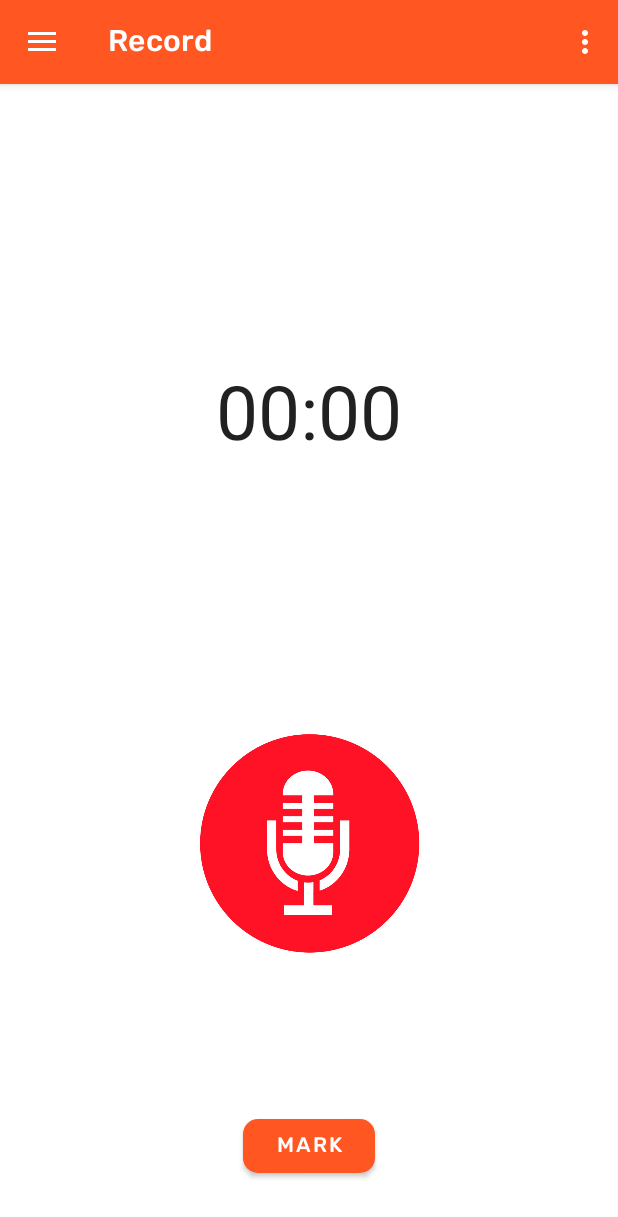
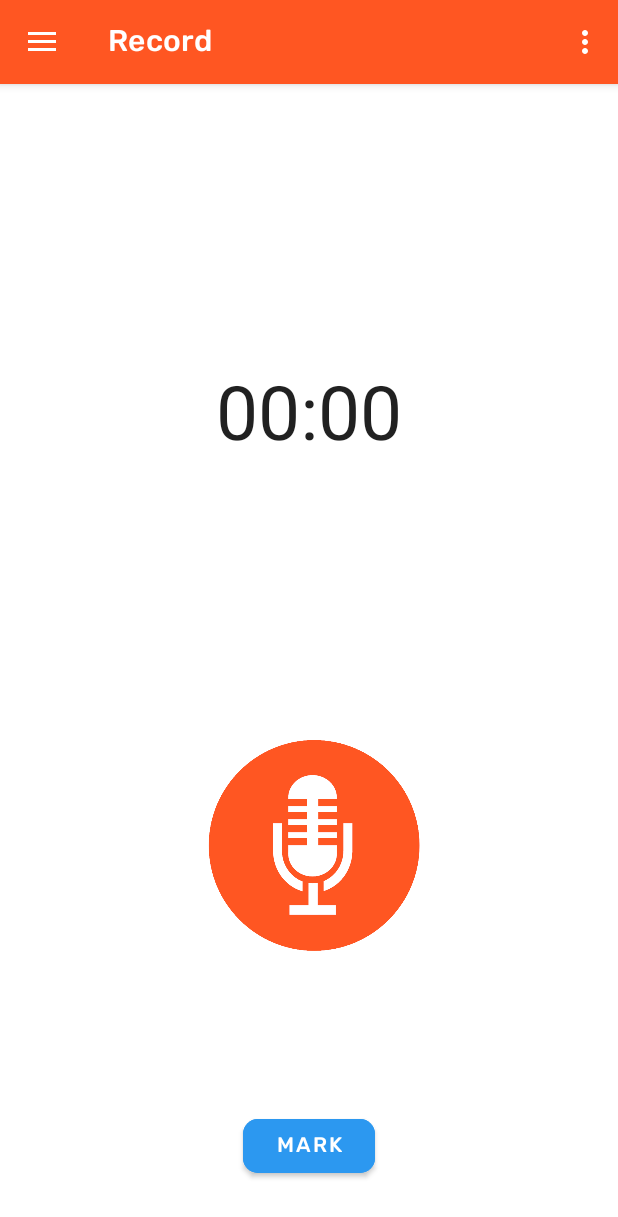
Before and after one commit to UniRegensburg/ase-abschlussprojekte-ws1920-digitales-tonbandgerat-fur-feldstudien, an Android app: the screen it shows after launch (MainActivity), on a phone screen of 412 x 824 dp. Shown: the top 1217 px of the screen. Run offline under Robolectric (Android 15) with nearby library versions, the phone set to English and light mode, and no system bars; our stand-ins replace data binding, navigation-ui; libraries missing offline, so code that uses them is left out: org.jetbrains.anko.

Commit message:
Quick fixes
- Lock app to vertical orientation
- Modify record button to primary colour

```diff
--- a/app/src/main/java/de/ur/mi/audidroid/viewmodels/RecordViewModel.kt
+++ b/app/src/main/java/de/ur/mi/audidroid/viewmodels/RecordViewModel.kt
@@ -5,7 +5,6 @@ import android.media.MediaRecorder
 import android.os.SystemClock
 import android.widget.Chronometer
 import android.widget.FrameLayout
-import android.widget.Toast
 import androidx.lifecycle.ViewModel
 import com.google.android.material.snackbar.Snackbar
 import de.ur.mi.audidroid.R
--- a/app/src/main/res/layout/record_fragment.xml
+++ b/app/src/main/res/layout/record_fragment.xml
@@ -56,7 +56,7 @@
                     android:id="@+id/cancel_button"
                     android:layout_width="wrap_content"
                     android:layout_height="match_parent"
-                    android:layout_weight="0.3"
+                    android:layout_weight="0.4"
                     android:background="@null"
                     android:contentDescription="@string/cancel_button"
                     android:src="@mipmap/cancel_button_foreground"
@@ -67,19 +67,19 @@
                     android:id="@+id/record_pause_button"
                     android:layout_width="133dp"
                     android:layout_height="wrap_content"
-                    android:layout_weight="0.4"
+                    android:layout_weight="0.3"
                     android:adjustViewBounds="true"
                     android:background="@null"
                     android:contentDescription="@string/record_pause_button"
                     android:scaleType="fitXY"
-                    android:src="@{isRecording ? @drawable/pause_button : @drawable/record_button, default = @drawable/record_button}"
+                    android:src="@{isRecording ? @drawable/pause_button : @drawable/record_button_orange, default = @drawable/record_button_orange}"
                     android:onClick="@{() -> recordViewModel.recordPauseButtonClicked()}"/>
 
                 <ImageButton
                     android:id="@+id/confirm_button"
                     android:layout_width="wrap_content"
                     android:layout_height="match_parent"
-                    android:layout_weight="0.3"
+                    android:layout_weight="0.4"
                     android:background="@null"
                     android:contentDescription="@string/confirm_button"
                     android:src="@mipmap/confirm_button_foreground"
@@ -96,7 +96,8 @@
                 app:layout_constraintEnd_toEndOf="parent"
                 app:layout_constraintStart_toStartOf="parent"
                 app:layout_constraintTop_toTopOf="parent"
-                app:layout_constraintVertical_bias="0.95" />
+                app:layout_constraintVertical_bias="0.95"
+                android:backgroundTint="@color/color_secondary"/>
 
         </androidx.constraintlayout.widget.ConstraintLayout>
     </FrameLayout>
```
Also changed, not shown: app/src/main/AndroidManifest.xml (+7 -3 lines), app/src/main/res/drawable-v24/record_button_orange.png (added), app/src/main/res/drawable/record_button.png (deleted).
